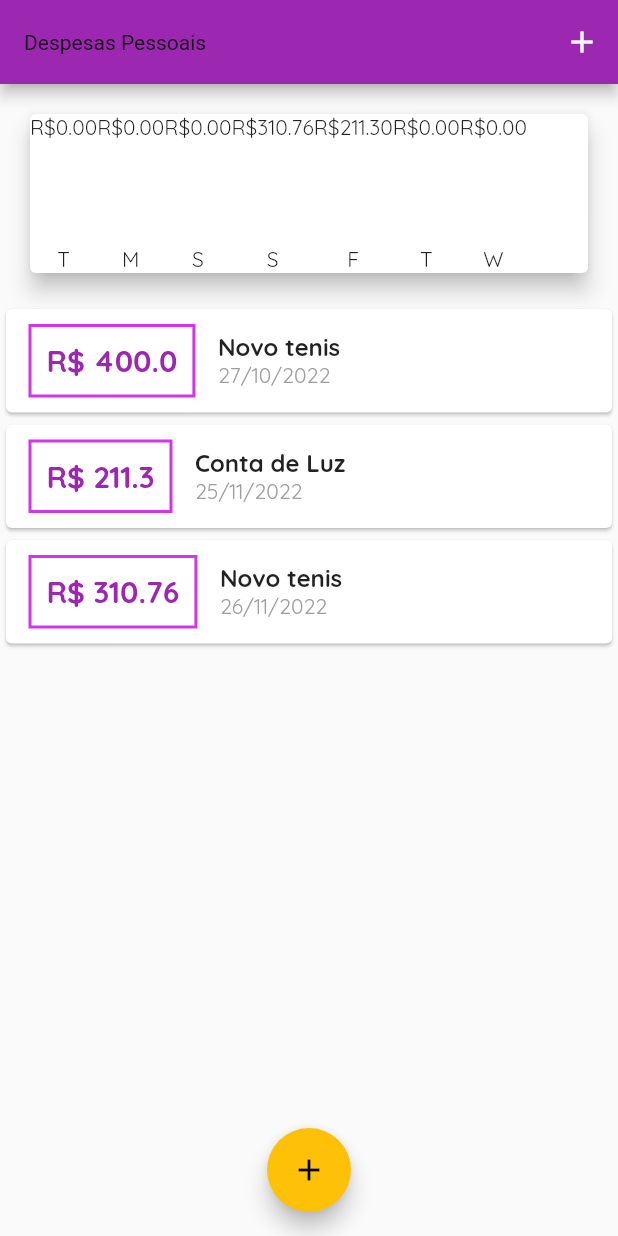
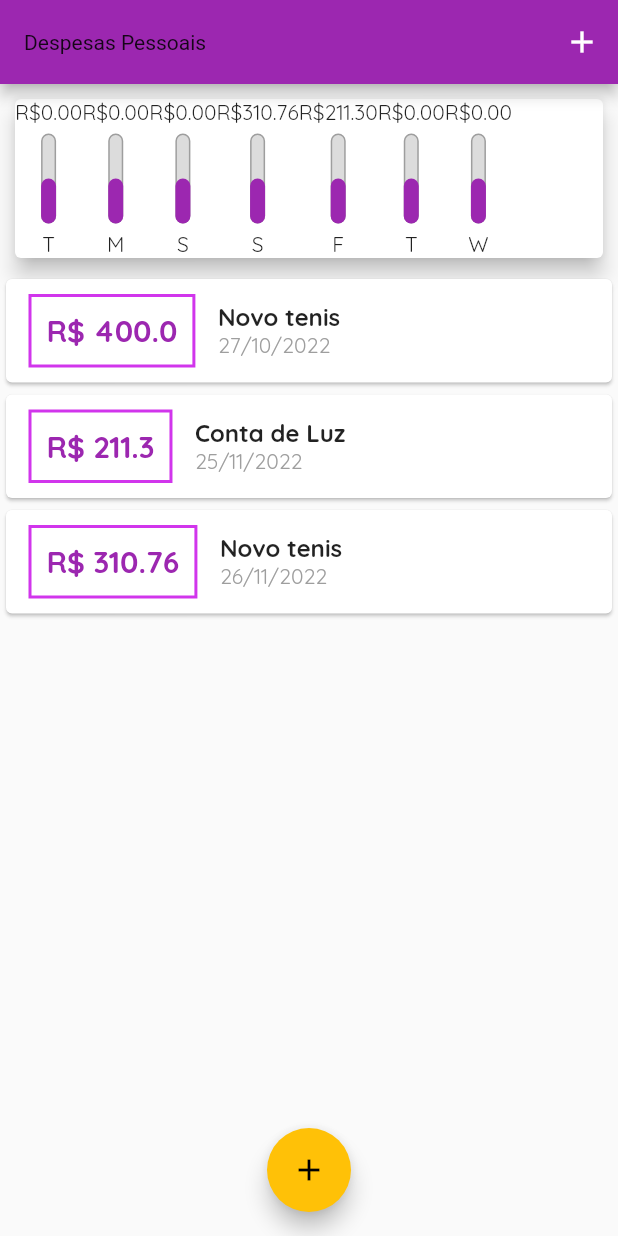
Before and after one commit to paulovictorbuenoflores/curso_flutter_completo, a Flutter app: the screen it shows after launch, on a phone screen of 412 x 824 dp. Run offline on Flutter 3.47's test engine with Material 2 defaults, Android fonts, the phone set to English and light mode, and no system bars.

Commit message:
grafico quase pronto, falta parte da porcentagem e ajustes de tamanho

```diff
--- a/construindo_app_real_despesas_pessoais_4/expenses/lib/components/chart.dart
+++ b/construindo_app_real_despesas_pessoais_4/expenses/lib/components/chart.dart
@@ -38,7 +38,7 @@
     groupedTransactions;
     return Card(
       elevation: 6,
-      margin: EdgeInsets.all(20),
+      margin: EdgeInsets.all(10),
       child: Row(
         children: groupedTransactions.map((tr) {
           return ChartBar(
--- a/construindo_app_real_despesas_pessoais_4/expenses/lib/components/chart_bar.dart
+++ b/construindo_app_real_despesas_pessoais_4/expenses/lib/components/chart_bar.dart
@@ -1,4 +1,5 @@
 import 'package:flutter/cupertino.dart';
+import 'package:flutter/material.dart';
 import 'package:flutter/src/foundation/key.dart';
 import 'package:flutter/src/widgets/framework.dart';
 
@@ -21,7 +22,30 @@
         Container(
           height: 60,
           width: 10,
-          child: null,
+          child: Stack(
+            alignment: Alignment.bottomCenter,
+            children: <Widget>[
+              Container(
+                decoration: BoxDecoration(
+                  border: Border.all(
+                    color: Colors.grey,
+                    width: 1.0,
+                  ),
+                  color: Color.fromRGBO(220, 220, 220, 1),
+                  borderRadius: BorderRadius.circular(5),
+                ),
+              ),
+              FractionallySizedBox(
+                heightFactor: 0.5,
+                child: Container(
+                  decoration: BoxDecoration(
+                    color: Theme.of(context).primaryColor,
+                    borderRadius: BorderRadius.circular(5),
+                  ),
+                ),
+              ),
+            ],
+          ),
         ),
         SizedBox(height: 5),
         Text(label!),
```
